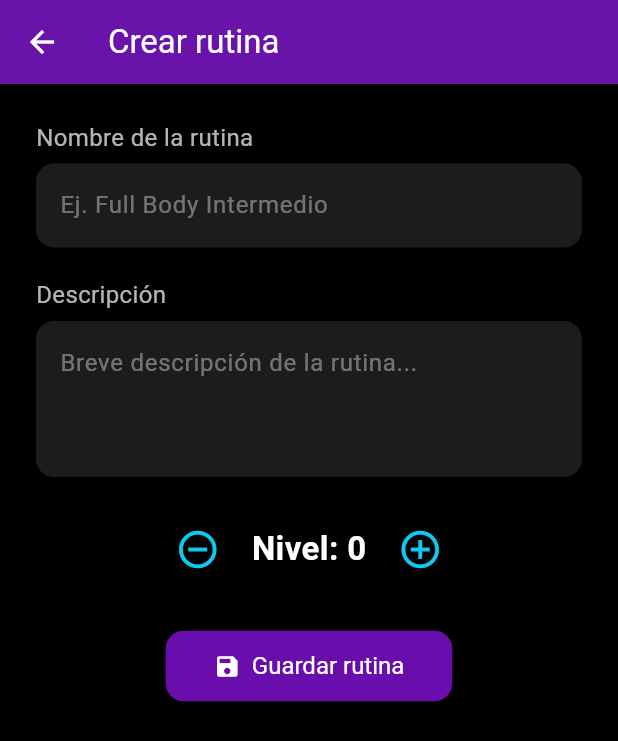
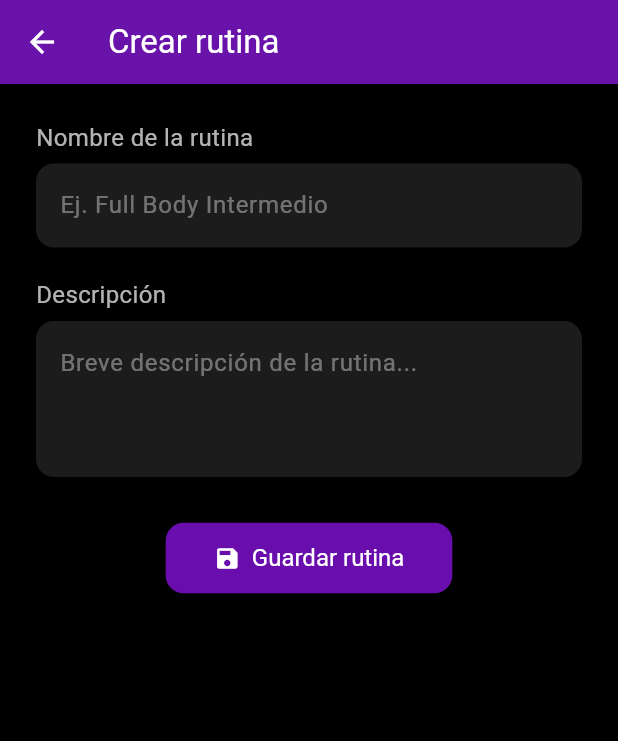
Before and after one commit to jrs0407/profit_fitnessApp, a Flutter app: the CreateRoutineScreen screen opened directly with empty values, on a phone screen of 412 x 824 dp. Shown: the top 741 px of the screen. Run offline on Flutter 3.47's test engine with Material 3 defaults, Android fonts, the phone set to English and light mode, and no system bars; our stand-ins replace animated_background, audioplayers, cloud_firestore, firebase_auth, firebase_core, fl_chart and 6 more; missing offline and left inert: flutter_stripe; accounts and stored records are empty.

Commit message:
Quitar nivel rutina premium

```diff
--- a/lib/screens/trainer/add_rutina_screen.dart
+++ b/lib/screens/trainer/add_rutina_screen.dart
@@ -13,7 +13,6 @@ class CreateRoutineScreen extends StatefulWidget {
 class _CreateRoutineScreenState extends State<CreateRoutineScreen> {
   final _nameController = TextEditingController();
   final _descController = TextEditingController();
-  int _nivel = 0;
   bool _isSaving = false;
 
   Future<void> _saveRoutine() async {
@@ -35,7 +34,6 @@ class _CreateRoutineScreenState extends State<CreateRoutineScreen> {
         'descripcion': desc,
         'entrenamientos': [],
         'creado': Timestamp.now(),
-        'nivel': _nivel,
       });
 
       await FirebaseFirestore.instance.collection('users').doc(widget.userId).update({
@@ -51,17 +49,6 @@ class _CreateRoutineScreenState extends State<CreateRoutineScreen> {
     }
   }
 
-  void _incrementNivel() {
-    setState(() {
-      if (_nivel < 99) _nivel++;
-    });
-  }
-
-  void _decrementNivel() {
-    setState(() {
-      if (_nivel > 0) _nivel--;
-    });
-  }
 
   @override
   Widget build(BuildContext context) {
@@ -118,31 +105,6 @@ class _CreateRoutineScreenState extends State<CreateRoutineScreen> {
                 ),
               ),
             ),
-            const SizedBox(height: 24),
-            Center(
-              child: Row(
-                mainAxisAlignment: MainAxisAlignment.center,
-                children: [
-                  IconButton(
-                    icon: const Icon(Icons.remove_circle_outline,
-                        size: 30, color: Color(0xFF0DCAF0)),
-                    onPressed: _decrementNivel,
-                  ),
-                  const SizedBox(width: 12),
-                  Text(
-                    'Nivel: $_nivel',
-                    style: const TextStyle(
-                        fontSize: 22, fontWeight: FontWeight.bold, color: Colors.white),
-                  ),
-                  const SizedBox(width: 12),
-                  IconButton(
-                    icon: const Icon(Icons.add_circle_outline,
-                        size: 30, color: Color(0xFF0DCAF0)),
-                    onPressed: _incrementNivel,
-                  ),
-                ],
-              ),
-            ),
             const SizedBox(height: 30),
             Center(
               child: _isSaving
```
Also changed, not shown: 129 other files.
